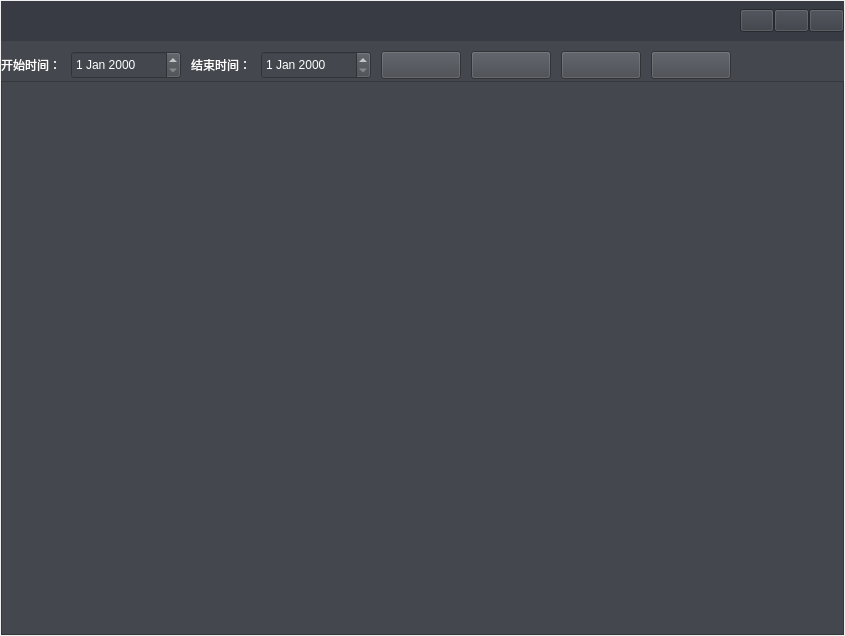
Old version of the form ChuangfengDesktop/BakManagerQWidget.ui in the repository asdlei99/chuangfengdesktop.
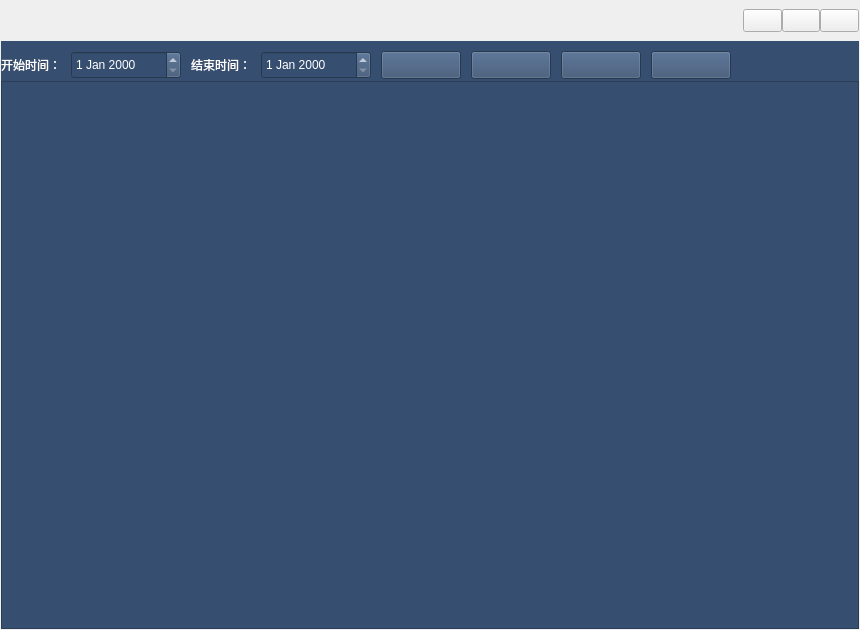
New version of the form.

```diff
--- a/ChuangfengDesktop/BakManagerQWidget.ui
+++ b/ChuangfengDesktop/BakManagerQWidget.ui
@@ -6,10 +6,16 @@
    <rect>
     <x>0</x>
     <y>0</y>
-    <width>845</width>
-    <height>636</height>
+    <width>860</width>
+    <height>630</height>
    </rect>
   </property>
+  <property name="minimumSize">
+   <size>
+    <width>860</width>
+    <height>630</height>
+   </size>
+  </property>
   <property name="windowTitle">
    <string>Form</string>
   </property>
@@ -38,7 +44,7 @@
       </size>
      </property>
      <property name="styleSheet">
-      <string notr="true">background-color: rgb(56, 59, 67);</string>
+      <string notr="true"/>
      </property>
      <layout class="QHBoxLayout" name="horizontalLayout">
       <property name="spacing">
@@ -126,7 +132,7 @@
       </size>
      </property>
      <property name="styleSheet">
-      <string notr="true">background-color: rgb(68, 71, 77);</string>
+      <string notr="true">background-color: rgb(54, 78, 111);</string>
      </property>
      <widget class="QPushButton" name="bak_del_btn">
       <property name="geometry">
@@ -185,7 +191,7 @@
        <rect>
         <x>190</x>
         <y>10</y>
-        <width>60</width>
+        <width>65</width>
         <height>28</height>
        </rect>
       </property>
@@ -201,7 +207,7 @@
        <rect>
         <x>0</x>
         <y>10</y>
-        <width>60</width>
+        <width>65</width>
         <height>28</height>
        </rect>
       </property>
@@ -243,7 +249,7 @@
    <item>
     <widget class="QTableView" name="bak_tableView">
      <property name="styleSheet">
-      <string notr="true">background-color: rgb(68, 71, 77);</string>
+      <string notr="true">background-color: rgb(54, 78, 111);</string>
      </property>
     </widget>
    </item>
```
Left out of the diff: 2 changed lines with no effect on the pictures.
